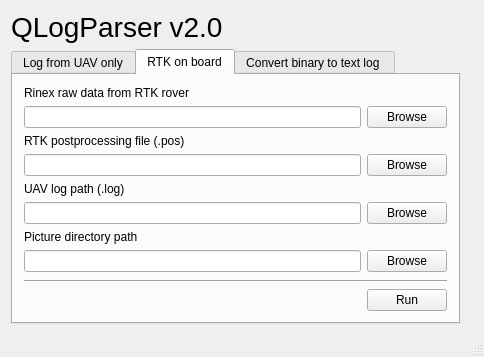
The window that mainwindow.ui (ABarnasFLY/QLogNEU) describes before a commit, drawn with Qt 5.
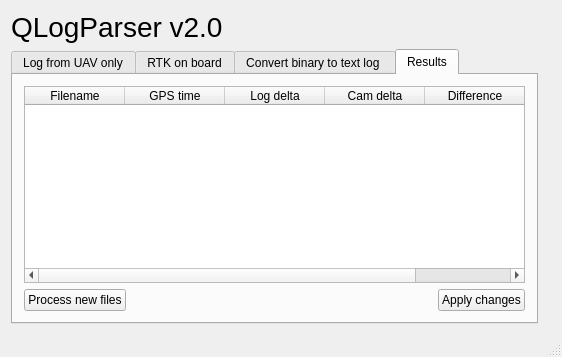
The same window after the commit.

Commit message: GUI changes, output presentation

Diff of the .ui file:
```diff
--- a/mainwindow.ui
+++ b/mainwindow.ui
@@ -6,7 +6,7 @@
    <rect>
     <x>0</x>
     <y>0</y>
-    <width>484</width>
+    <width>562</width>
     <height>351</height>
    </rect>
   </property>
@@ -37,7 +37,7 @@
     <item row="1" column="0">
      <widget class="QTabWidget" name="tabWidget">
       <property name="currentIndex">
-       <number>1</number>
+       <number>3</number>
       </property>
       <widget class="QWidget" name="tab_paths_no_rtk">
        <attribute name="title">
@@ -277,6 +277,73 @@
         </item>
        </layout>
       </widget>
+      <widget class="QWidget" name="tab_Results">
+       <attribute name="title">
+        <string>Results</string>
+       </attribute>
+       <layout class="QVBoxLayout" name="verticalLayout">
+        <item>
+         <widget class="QTableWidget" name="table_result">
+          <column>
+           <property name="text">
+            <string>Filename</string>
+           </property>
+          </column>
+          <column>
+           <property name="text">
+            <string>GPS time</string>
+           </property>
+          </column>
+          <column>
+           <property name="text">
+            <string>Log delta</string>
+           </property>
+          </column>
+          <column>
+           <property name="text">
+            <string>Cam delta</string>
+           </property>
+          </column>
+          <column>
+           <property name="text">
+            <string>Difference</string>
+           </property>
+          </column>
+         </widget>
+        </item>
+        <item>
+         <layout class="QHBoxLayout" name="horizontalLayout">
+          <item>
+           <widget class="QPushButton" name="pb_reset">
+            <property name="text">
+             <string>Process new files</string>
+            </property>
+           </widget>
+          </item>
+          <item>
+           <spacer name="horizontalSpacer">
+            <property name="orientation">
+             <enum>Qt::Horizontal</enum>
+            </property>
+            <property name="sizeHint" stdset="0">
+             <size>
+              <width>40</width>
+              <height>20</height>
+             </size>
+            </property>
+           </spacer>
+          </item>
+          <item>
+           <widget class="QPushButton" name="pb_confirmExclusions">
+            <property name="text">
+             <string>Apply changes</string>
+            </property>
+           </widget>
+          </item>
+         </layout>
+        </item>
+       </layout>
+      </widget>
      </widget>
     </item>
    </layout>
```
Left out of the diff: 16 changed lines with no effect on the pictures. The commit also changes 2 other files.
